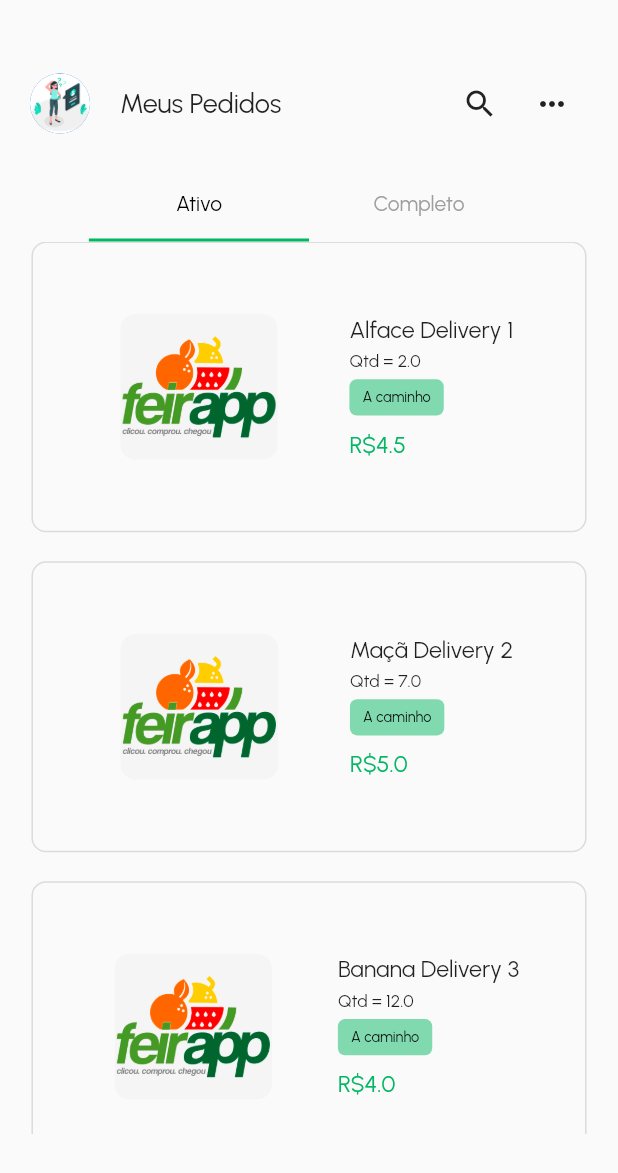
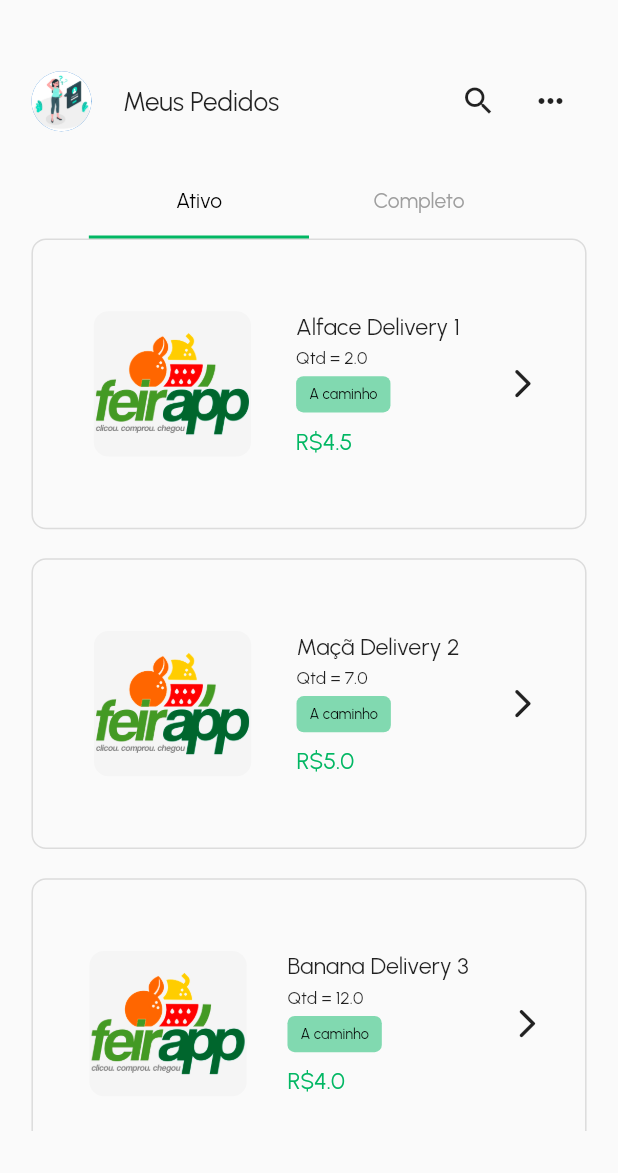
Before and after one commit to FeirAppGroup/FeirApp, a Flutter app: the OrdersScreen screen opened by its route, on a phone screen of 412 x 824 dp. Shown: the top 1173 px of the screen. Run offline on Flutter 3.47's test engine with Material 2 defaults, Android fonts, the phone set to English and light mode, and no system bars; drawn by our look-alikes of flip_card; our stand-ins replace carousel_slider, get, smooth_page_indicator.

Commit message:
Trocado a exibição do card para FlipCard

```diff
--- a/feirapp/lib/screens/orders/orders_screen.dart
+++ b/feirapp/lib/screens/orders/orders_screen.dart
@@ -3,7 +3,9 @@
 import 'package:feirapp/models/enum/situation_enum.dart';
 import 'package:feirapp/utils/dimensions.dart';
 import 'package:feirapp/widgets/rating_widget.dart';
+import 'package:feirapp/widgets/rectangle_card_widget.dart';
 import 'package:flip_card/flip_card.dart';
+import 'package:flip_card/flip_card_controller.dart';
 import 'package:flutter/material.dart';
 import 'package:get/get.dart';
 
@@ -36,12 +38,12 @@ class OrdersScreen extends StatelessWidget {
 
   var headerApp = Container(
     margin: EdgeInsets.only(
-      top: 45,
-      bottom: 20,
+      top: Dimensions.height45,
+      bottom: Dimensions.height20,
     ),
     padding: EdgeInsets.only(
-      left: 20,
-      right: 20,
+      left: Dimensions.width20,
+      right: Dimensions.width20,
     ),
     child: Row(
       mainAxisAlignment: MainAxisAlignment.spaceBetween,
@@ -49,13 +51,13 @@ class OrdersScreen extends StatelessWidget {
         Row(
           children: [
             CircleAvatar(backgroundImage: AssetImage('images/forgot_password.jpg')),
-            SizedBox(width: 20),
+            SizedBox(width: Dimensions.width20),
             Column(
               children: [
                 Text(
                   "Meus Pedidos",
                   textAlign: TextAlign.left,
-                  style: TextStyle(fontSize: 18),
+                  style: TextStyle(fontSize: Dimensions.font18),
                 ),
               ],
             ),
@@ -82,6 +84,7 @@ class TabOrderWidget extends StatefulWidget {
 class _TabOrderWidgetState extends State<TabOrderWidget> with TickerProviderStateMixin {
   late TabController _tabController;
   late AnimationController controllerAnimationModal;
+  late FlipCardController _controllerCard;
 
   List<ProductModeldto> completeProductList = [];
   List<ProductModeldto> activeProductList = [];
@@ -108,6 +111,7 @@ class _TabOrderWidgetState extends State<TabOrderWidget> with TickerProviderStat
     super.initState();
 
     _tabController = TabController(length: 2, vsync: this);
+    _controllerCard = FlipCardController();
 
     controllerAnimationModal = BottomSheet.createAnimationController(this);
     controllerAnimationModal.duration = Duration(seconds: 1);
@@ -201,7 +205,7 @@ class _TabOrderWidgetState extends State<TabOrderWidget> with TickerProviderStat
             fit: BoxFit.cover,
           ),
         ),
-        space20,
+        spaceHeight20,
         Text(textOne),
         Text(textTwo),
       ],
@@ -211,7 +215,8 @@ class _TabOrderWidgetState extends State<TabOrderWidget> with TickerProviderStat
   //Card -> enabledButton é para reutilizar o card sem o botão de comentário/acompanhamento
   _buildCard(ProductModeldto productModeldto, bool enabledButton) {
     return FlipCard(
-      direction: FlipDirection.VERTICAL,
+      direction: FlipDirection.HORIZONTAL,
+      controller: _controllerCard,
       front: Container(
         margin: EdgeInsets.only(left: Dimensions.width20, right: Dimensions.width20, bottom: Dimensions.height20),
         height: Dimensions.height200,
@@ -229,10 +234,27 @@ class _TabOrderWidgetState extends State<TabOrderWidget> with TickerProviderStat
           children: [
             _imageCard(productModeldto),
             _cardDescription(productModeldto),
+            Icon(Icons.arrow_forward_ios_rounded, size: Dimensions.icon24),
           ],
         ),
       ),
-      back: enabledButton
+      back: Container(
+        margin: EdgeInsets.only(left: Dimensions.width20, right: Dimensions.width20, bottom: Dimensions.height20),
+        height: Dimensions.height200,
+        decoration: BoxDecoration(
+          borderRadius: BorderRadius.circular(Dimensions.radius10),
+          border: Border(
+            top: BorderSide(width: 1, style: BorderStyle.solid, color: Colors.black12),
+            right: BorderSide(width: 1, style: BorderStyle.solid, color: Colors.black12),
+            bottom: BorderSide(width: 1, style: BorderStyle.solid, color: Colors.black12),
+            left: BorderSide(width: 1, style: BorderStyle.solid, color: Colors.black12),
+          ),
+        ),
+        child: Row(
+          mainAxisAlignment: MainAxisAlignment.spaceEvenly,
+          children: [
+            Icon(Icons.arrow_back_ios_rounded, size: Dimensions.icon24),
+            enabledButton
                 ? _buildSmallCardButton(
                     productModeldto,
                     productModeldto.situation == Situation.completed
@@ -242,6 +264,9 @@ class _TabOrderWidgetState extends State<TabOrderWidget> with TickerProviderStat
                             : '',
                   )
                 : Container(),
+          ],
+        ),
+      ),
     );
   }
 
@@ -283,14 +308,14 @@ class _TabOrderWidgetState extends State<TabOrderWidget> with TickerProviderStat
                   fontWeight: FontWeight.w400,
                 ),
               ),
-              space5,
+              spaceHeight5,
               Text(
                 "Qtd = " + productModeldto.qtd.toString(),
                 style: TextStyle(fontSize: Dimensions.font12, fontWeight: FontWeight.normal),
               ),
-              space5,
+              spaceHeight5,
               _cardSituation(_textCardSituation(productModeldto)),
-              space10,
+              spaceHeight10,
               Text(
                 "R\$" + productModeldto.price.toString(),
                 style: TextStyle(fontSize: Dimensions.font16, color: AppColors.primaryColor),
@@ -334,16 +359,19 @@ class _TabOrderWidgetState extends State<TabOrderWidget> with TickerProviderStat
 
   _buildSmallCardButton(ProductModeldto productModeldto, String text) {
     return Container(
-      alignment: Alignment.centerRight,
+      alignment: Alignment.center,
       child: ElevatedButton(
-        child: Column(
+        child: Row(
           children: [
             Text(
               text,
               textAlign: TextAlign.center,
-              style: TextStyle(fontSize: Dimensions.font10),
+              style: TextStyle(fontSize: Dimensions.font18),
             ),
-            Icon(Icons.arrow_circle_right),
+            spaceWidth10,
+            Flexible(
+              child: Icon(Icons.arrow_right, size: Dimensions.icon30),
+            ),
           ],
         ),
         style: ElevatedButton.styleFrom(
@@ -351,7 +379,7 @@ class _TabOrderWidgetState extends State<TabOrderWidget> with TickerProviderStat
             borderRadius: BorderRadius.circular(Dimensions.radius60),
           ),
           primary: AppColors.primaryColor,
-          fixedSize: Size(Dimensions.width100, Dimensions.height60),
+          fixedSize: Size(Dimensions.width200, Dimensions.height60),
         ),
         onPressed: () {
           if (productModeldto.situation == Situation.completed) {
@@ -398,7 +426,7 @@ class _TabOrderWidgetState extends State<TabOrderWidget> with TickerProviderStat
                 ),
                 Padding(
                   padding: EdgeInsets.symmetric(horizontal: Dimensions.width20),
-                  child: _buildCard(productModeldto, false),
+                  child: RectangleCardWidget(productModeldto: productModeldto),
                 ),
                 Container(
                   margin: EdgeInsets.symmetric(
@@ -417,13 +445,13 @@ class _TabOrderWidgetState extends State<TabOrderWidget> with TickerProviderStat
                         textAlign: TextAlign.center,
                         style: TextStyle(fontSize: Dimensions.font16),
                       ),
-                      space20,
+                      spaceHeight20,
                       RatingWidget(onRatingSelected: (rating) {
                         setState(() {
                           _rating = rating;
                         });
                       }),
-                      space20,
+                      spaceHeight20,
                       TextFormField(
                         maxLength: 250,
                         minLines: 1,
@@ -444,7 +472,7 @@ class _TabOrderWidgetState extends State<TabOrderWidget> with TickerProviderStat
                         ),
                         onChanged: (value) => _comment = value,
                       ),
-                      space20,
+                      spaceHeight20,
                     ],
                   ),
                 ),
@@ -493,7 +521,9 @@ class _TabOrderWidgetState extends State<TabOrderWidget> with TickerProviderStat
     );
   }
 
-  var space5 = SizedBox(height: Dimensions.height5);
-  var space10 = SizedBox(height: Dimensions.height10);
-  var space20 = SizedBox(height: Dimensions.height20);
+  var spaceWidth10 = SizedBox(width: Dimensions.width10);
+
+  var spaceHeight5 = SizedBox(height: Dimensions.height5);
+  var spaceHeight10 = SizedBox(height: Dimensions.height10);
+  var spaceHeight20 = SizedBox(height: Dimensions.height20);
 }
--- a/feirapp/lib/utils/dimensions.dart
+++ b/feirapp/lib/utils/dimensions.dart
@@ -49,4 +49,6 @@ class Dimensions {
 
   //icon
   static double icon15 = screenHeight / 56.73;
+  static double icon24 = screenHeight / 35.46;
+  static double icon30 = screenHeight / 28.36;
 }
--- a/feirapp/lib/widgets/rectangle_card_widget.dart
+++ b/feirapp/lib/widgets/rectangle_card_widget.dart
@@ -39,7 +39,7 @@ _buildCard(ProductModeldto productModeldto) {
       ),
     ),
     child: Row(
-      mainAxisAlignment: MainAxisAlignment.spaceAround,
+      mainAxisAlignment: MainAxisAlignment.spaceEvenly,
       children: [
         _imageCard(productModeldto),
         _cardDescription(productModeldto),
```
Also changed, not shown: feirapp/lib/screens/orders/track_order_screen.dart (+120 -3 lines). Lines whose indentation alone changed are shown as unchanged.
